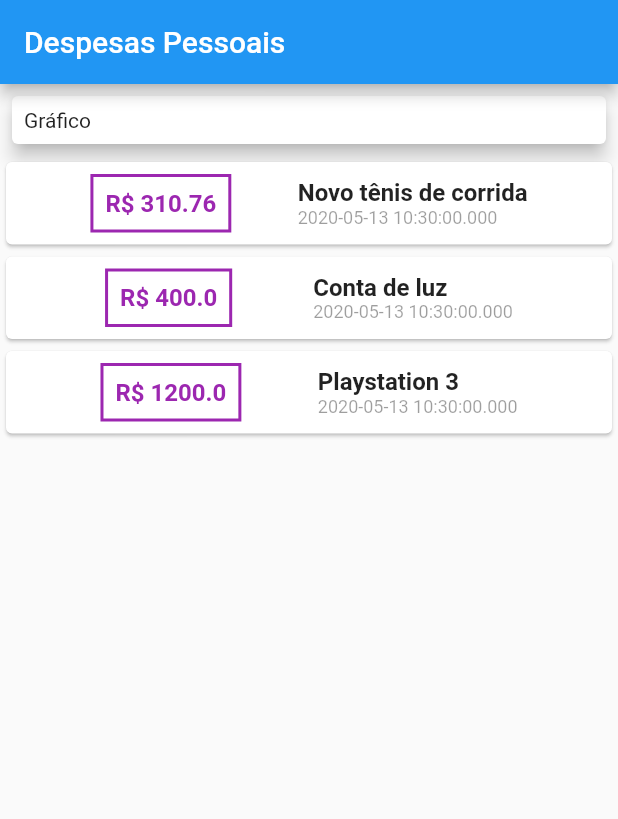
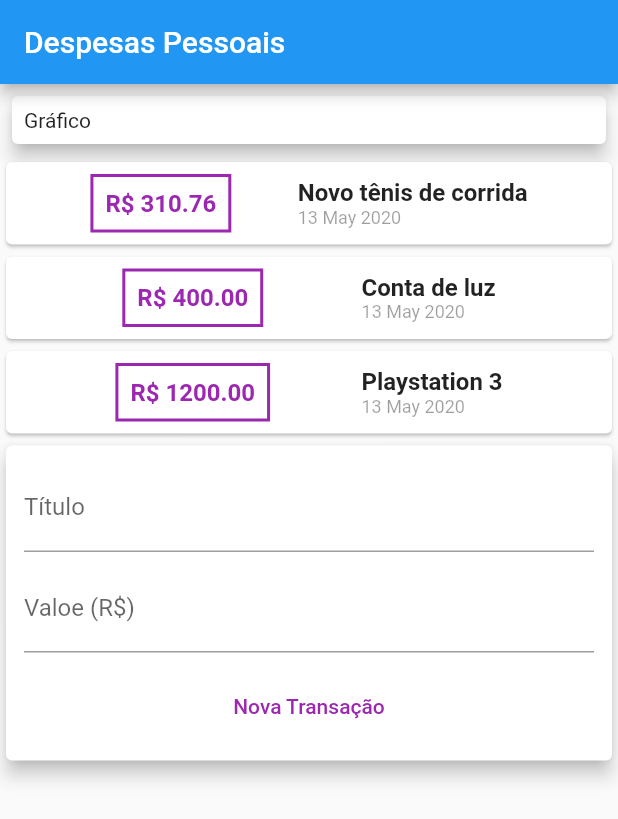
Before and after one commit to ranaice/expenses-manager, a Flutter app: the screen it shows after launch, on a phone screen of 412 x 824 dp. Shown: the top 819 px of the screen. Run offline on Flutter 3.47's test engine with Material 2 defaults, Android fonts, the phone set to English and light mode, and no system bars.

Commit message:
feat: add intl

```diff
--- a/lib/app/ui/pages/home_page.dart
+++ b/lib/app/ui/pages/home_page.dart
@@ -1,5 +1,6 @@
 import 'package:expensesmanager/app/model/transaction.dart';
 import 'package:flutter/material.dart';
+import 'package:intl/intl.dart';
 
 class HomePage extends StatefulWidget {
   HomePage({Key key}) : super(key: key);
@@ -14,6 +15,7 @@ class _HomePageState extends State<HomePage> {
     Transaction(id: 't2', title: 'Conta de luz', value: 400, date: DateTime.now()),
     Transaction(id: 't3', title: 'Playstation 3', value: 1200, date: DateTime.now()),
   ];
+
   @override
   Widget build(BuildContext context) {
     return Scaffold(
@@ -31,11 +33,38 @@ class _HomePageState extends State<HomePage> {
                 child: Text('Gráfico'),
               ),
             ),
-            Column(children: [
-              ..._transactions.map((transaction) {
-                return _transactionItem(transaction);
-              }).toList()
-            ]),
+            Column(
+              children: [
+                ..._transactions.map((transaction) {
+                  return _transactionItem(transaction);
+                }).toList()
+              ],
+            ),
+            Card(
+              elevation: 5,
+              child: Padding(
+                padding: const EdgeInsets.all(12),
+                child: Column(
+                  children: <Widget>[
+                    TextField(
+                      decoration: InputDecoration(labelText: 'Título'),
+                    ),
+                    SizedBox(height: 8),
+                    TextField(
+                      decoration: InputDecoration(labelText: 'Valoe (R\$)'),
+                    ),
+                    SizedBox(
+                      height: 12,
+                    ),
+                    FlatButton(
+                      child: Text('Nova Transação'),
+                      textColor: Colors.purple,
+                      onPressed: () {},
+                    )
+                  ],
+                ),
+              ),
+            )
           ],
         ));
   }
@@ -53,7 +82,7 @@ class _HomePageState extends State<HomePage> {
                 border: Border.all(color: Colors.purple, width: 2),
               ),
               child: Text(
-                'R\$ ${transaction.value.toString()}',
+                'R\$ ${transaction.value.toStringAsFixed(2)}',
                 style: TextStyle(fontWeight: FontWeight.bold, fontSize: 16, color: Colors.purple),
               ),
             ),
@@ -65,7 +94,7 @@ class _HomePageState extends State<HomePage> {
                   style: TextStyle(fontSize: 16, fontWeight: FontWeight.bold),
                 ),
                 Text(
-                  transaction.date.toString(),
+                  DateFormat('d MMM y').format(transaction.date),
                   style: TextStyle(fontSize: 12, color: Colors.black38),
                 ),
               ],
--- a/pubspec.yaml
+++ b/pubspec.yaml
@@ -28,6 +28,7 @@ dependencies:
   # The following adds the Cupertino Icons font to your application.
   # Use with the CupertinoIcons class for iOS style icons.
   cupertino_icons: ^0.1.3
+  intl: ^0.16.1
 
 dev_dependencies:
   flutter_test:
```
Also changed, not shown: pubspec.lock.
